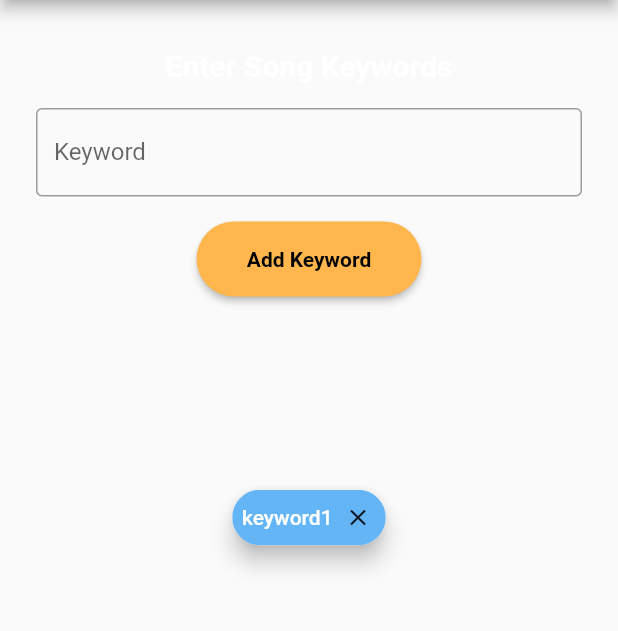
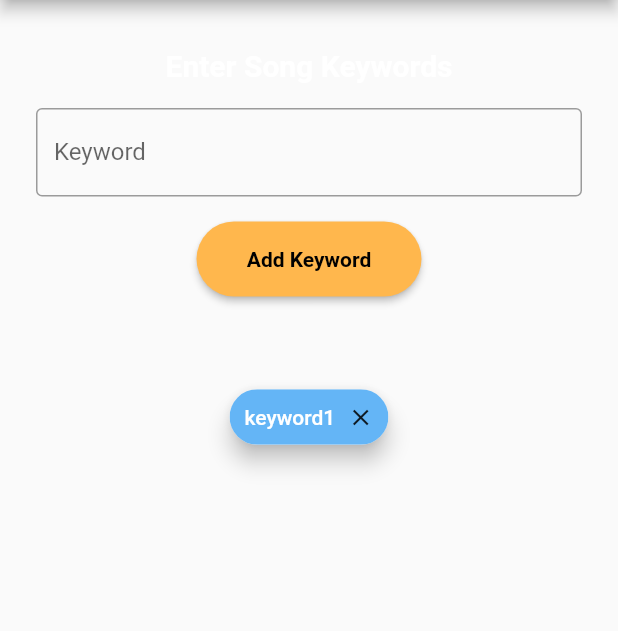
Before and after one commit to ts3486/song-generator, a Flutter app: the screen it shows after launch, after a tap on "Add Keyword", on a phone screen of 412 x 824 dp, the part 84-715 px from its top. Run offline on Flutter 3.47's test engine with Material 2 defaults, Android fonts, the phone set to English and light mode, and no system bars; generated files the repository leaves out were written again.

```diff
--- a/lib/src/song_generation/enter_keywords.dart
+++ b/lib/src/song_generation/enter_keywords.dart
@@ -82,17 +82,17 @@ class EnterKeyWordsWidgetState extends State<EnterKeyWordsWidget> {
             height: 230,
             child: Padding(
                 padding: const EdgeInsets.all(24.0),
-                child: Column(
-                    mainAxisAlignment: MainAxisAlignment.spaceAround,
-                    children: <Widget>[
-                      Chip(
+                child: Wrap(
+                    children:
+                        List<Widget>.generate(_keywords.length, (int idx) {
+                  return Chip(
                     labelPadding: const EdgeInsets.all(2.5),
                     // avatar: CircleAvatar(
                     //   backgroundColor: Colors.white70,
                     //   child: Text(_keywords[0].toUpperCase()),
                     // ),
                     label: const Text(
-                          'keyword1',
+                      ' keyword1',
                       style: TextStyle(
                         color: Colors.white,
                       ),
@@ -102,8 +102,8 @@ class EnterKeyWordsWidgetState extends State<EnterKeyWordsWidget> {
                     shadowColor: Colors.grey[60],
                     deleteIcon: const Icon(Icons.close),
                     onDeleted: () {},
-                      ),
-                    ]))),
+                  );
+                })))),
       ]),
 
       // floatingActionButton: FloatingActionButton(
```
Lines whose indentation alone changed are shown as unchanged.
